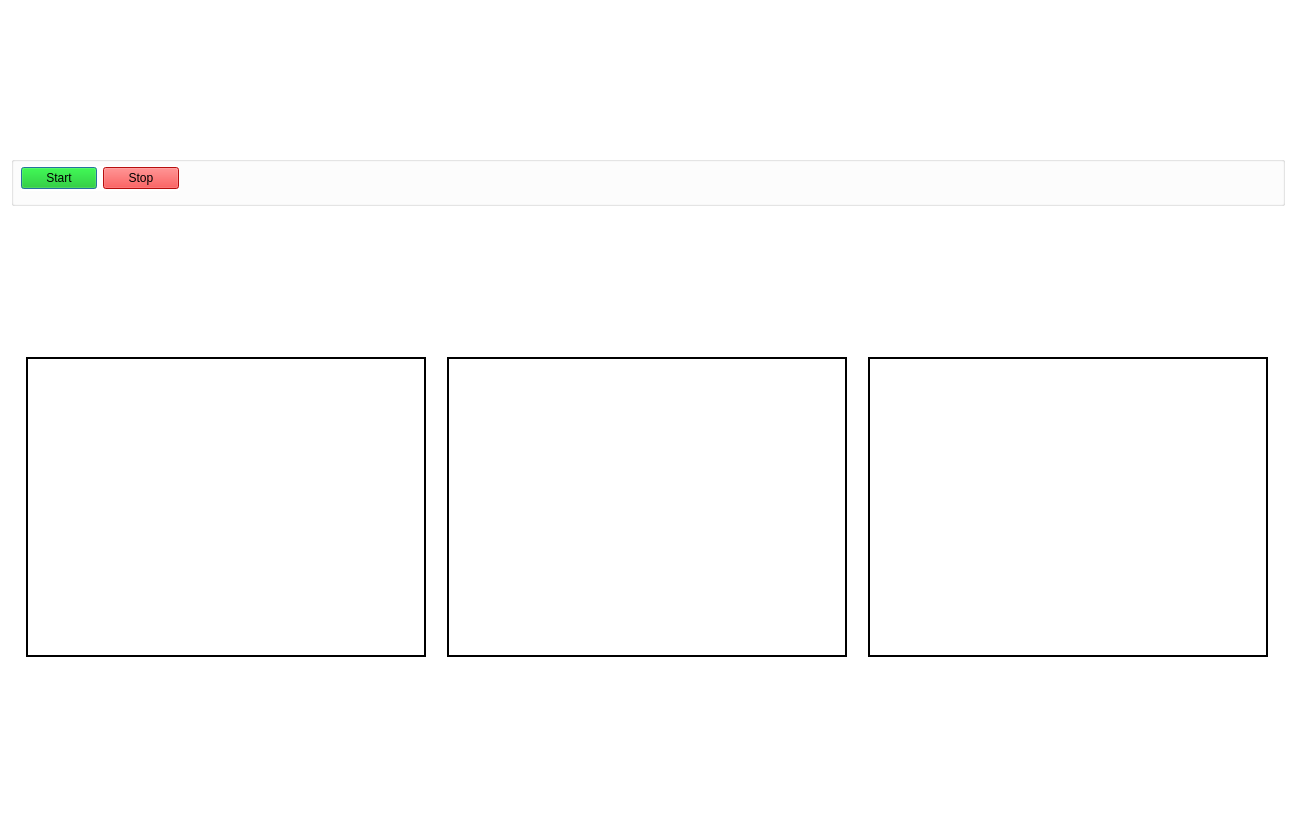
Old version of the form GUI.ui in the repository ItsJustRey/Object-Localization.
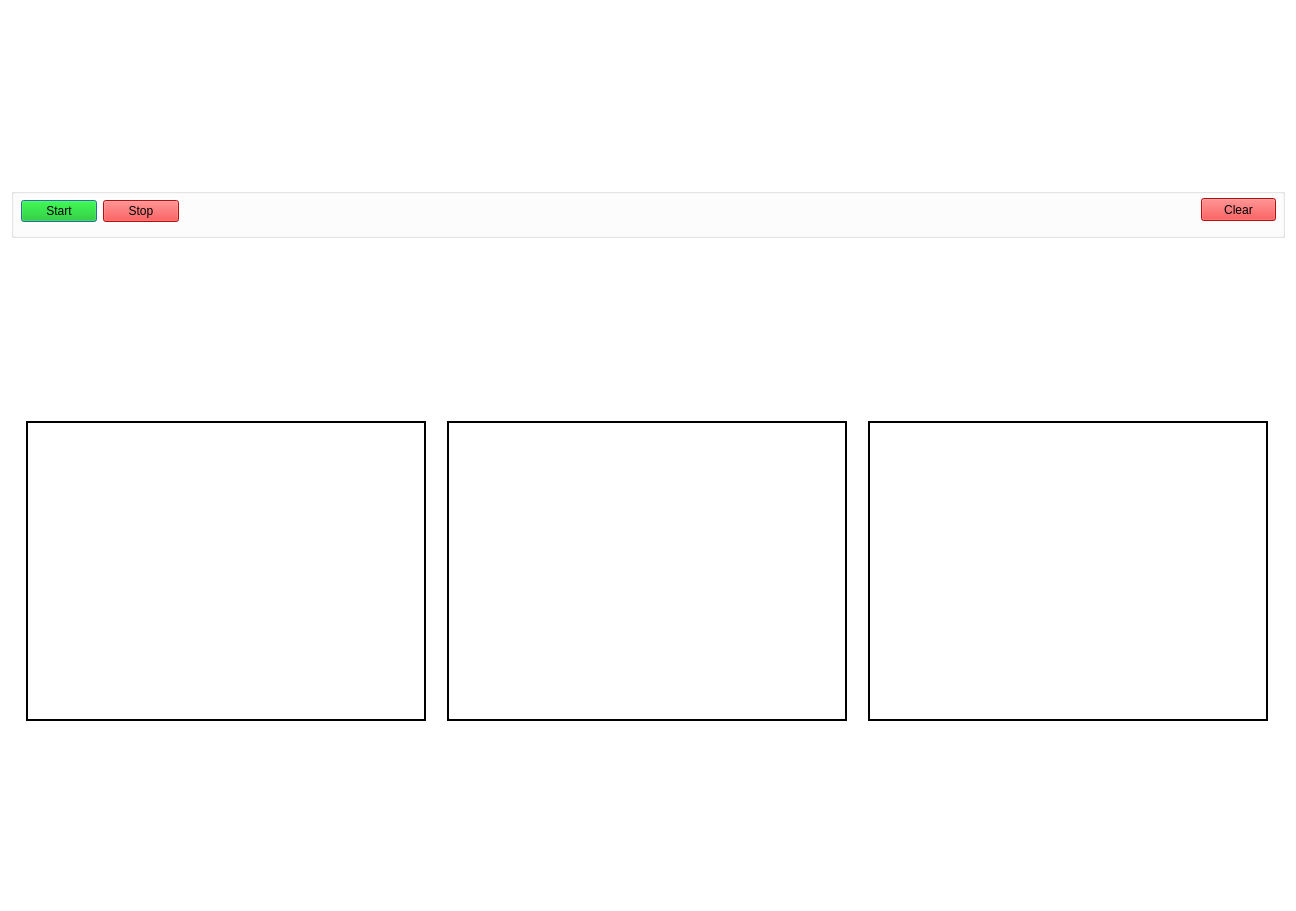
New version of the form.

Commit message: Added 3D OpenGL graph. Axis/View needs to be adjusted.

Patch:
```diff
--- a/GUI.ui
+++ b/GUI.ui
@@ -7,7 +7,7 @@
     <x>0</x>
     <y>0</y>
     <width>1296</width>
-    <height>815</height>
+    <height>911</height>
    </rect>
   </property>
   <property name="windowTitle">
@@ -40,13 +40,13 @@
      <property name="title">
       <string/>
      </property>
-     <widget class="QWidget" name="">
+     <widget class="QWidget" name="layoutWidget">
       <property name="geometry">
        <rect>
         <x>10</x>
         <y>10</y>
         <width>158</width>
-        <height>25</height>
+        <height>26</height>
        </rect>
       </property>
       <layout class="QHBoxLayout" name="horizontalLayout_2">
@@ -89,6 +89,32 @@
        </item>
       </layout>
      </widget>
+     <widget class="QPushButton" name="button_clear">
+      <property name="geometry">
+       <rect>
+        <x>1190</x>
+        <y>10</y>
+        <width>75</width>
+        <height>23</height>
+       </rect>
+      </property>
+      <property name="sizePolicy">
+       <sizepolicy hsizetype="Fixed" vsizetype="Fixed">
+        <horstretch>0</horstretch>
+        <verstretch>0</verstretch>
+       </sizepolicy>
+      </property>
+      <property name="mouseTracking">
+       <bool>true</bool>
+      </property>
+      <property name="styleSheet">
+       <string notr="true">background-color: rgb(255, 20, 20);
+font: 10pt &quot;Segoe MDL2 Assets&quot;;</string>
+      </property>
+      <property name="text">
+       <string>Clear</string>
+      </property>
+     </widget>
     </widget>
    </item>
    <item>
```
Left out of the diff: 18 changed lines with no effect on the pictures. The commit also changes 1 other file.
